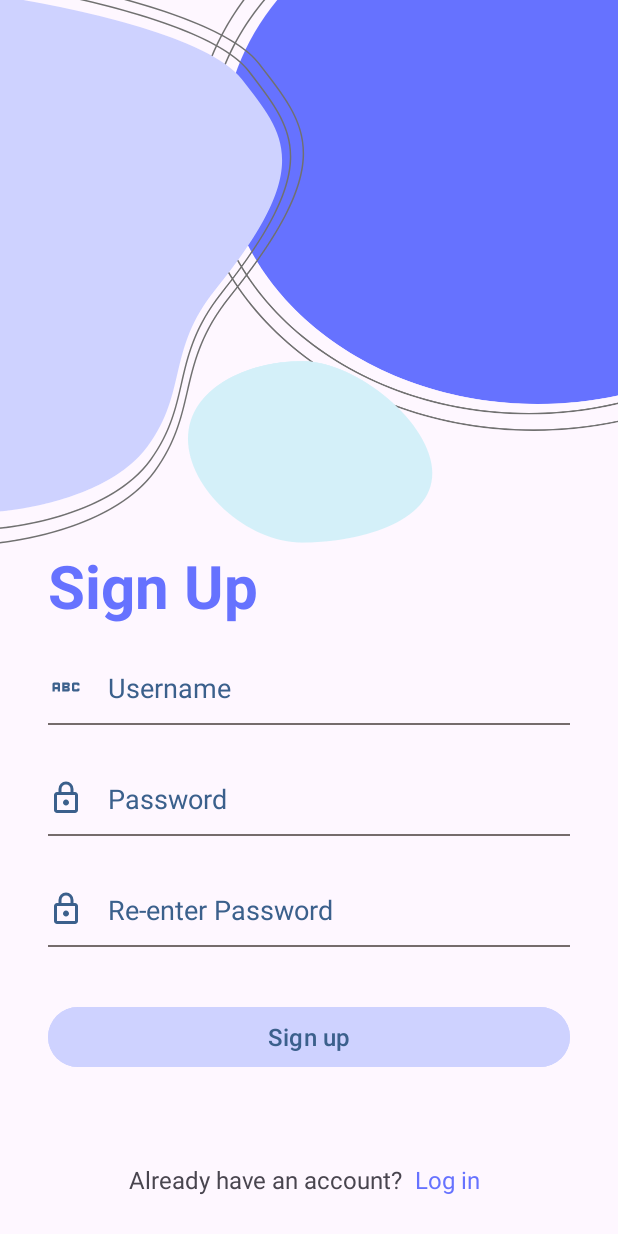
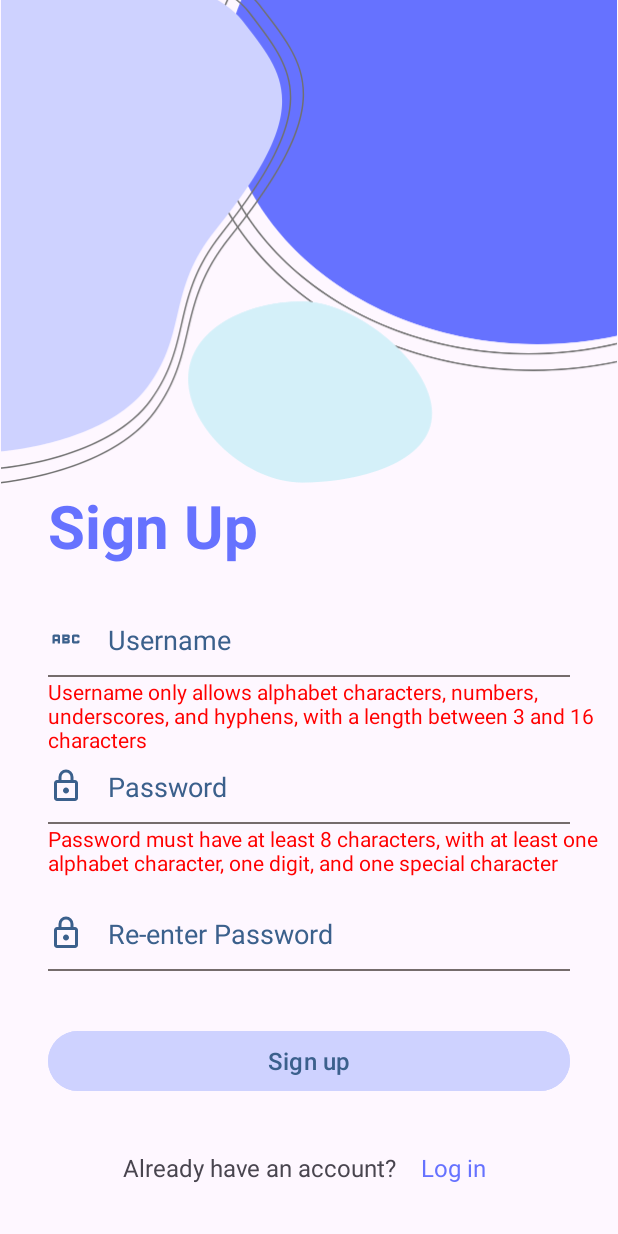
Before and after one commit to HyannII/StudyApp, an Android app: the SignUpActivity screen opened directly, with no data from a screen before it, after a tap on "Sign up", on a phone screen of 412 x 824 dp. Run offline under Robolectric (Android 15) with nearby library versions, the phone set to English and light mode, and no system bars.

Commit message:
all done

```diff
--- a/app/src/main/java/com/example/myapplication/Activities/LoginActivity.java
+++ b/app/src/main/java/com/example/myapplication/Activities/LoginActivity.java
@@ -58,5 +58,4 @@ public class LoginActivity extends AppCompatActivity {
             }
         });
     }
-
 }
--- a/app/src/main/java/com/example/myapplication/Activities/SignUpActivity.java
+++ b/app/src/main/java/com/example/myapplication/Activities/SignUpActivity.java
@@ -4,7 +4,11 @@ import androidx.appcompat.app.AppCompatActivity;
 
 import android.content.Intent;
 import android.os.Bundle;
+import android.text.Editable;
+import android.text.TextWatcher;
 import android.view.View;
+import android.widget.EditText;
+import android.widget.TextView;
 import android.widget.Toast;
 
 import com.example.myapplication.Database.DatabaseHelper;
@@ -23,6 +27,9 @@ public class SignUpActivity extends AppCompatActivity {
 
         databaseHelper = new DatabaseHelper(this);
 
+        TextView errorUsername = findViewById(R.id.errorUsername);
+        TextView errorPassword = findViewById(R.id.errorPassword);
+        TextView errorRetypePW = findViewById(R.id.errorRetypePW);
         binding.btnSignUp.setOnClickListener(new View.OnClickListener() {
             @Override
             public void onClick(View v) {
@@ -30,16 +37,23 @@ public class SignUpActivity extends AppCompatActivity {
                 String password = binding.txtPassword.getText().toString();
                 String confirmPassword = binding.txtConfirmPass.getText().toString();
 
-                if(username.equals("") || password.equals("")||confirmPassword.equals(""))
-                    Toast.makeText(SignUpActivity.this,"Missing username or password",Toast.LENGTH_SHORT).show();
-                else{
-                    binding.btnSignUp.setEnabled(true);
-                    if(password.equals(confirmPassword)){
-                        Boolean checkUsername = databaseHelper.checkUser(username);
+                Boolean checkUsername = databaseHelper.checkUser(username);
+                Boolean isValidUsername = username.matches("^[a-zA-Z0-9_-]{3,16}$");
+                Boolean isValidPassword = password.matches("^(?=.*[a-zA-Z])(?=.*\\d)(?=.*[@$!%*?&])[A-Za-z\\d@$!%*?&]{8,}$");
 
-                        if(!checkUsername){
+                if (!isValidUsername) errorUsername.setText("Username only allows alphabet characters, numbers, underscores, and hyphens, with a length between 3 and 16 characters");
+                else errorUsername.setText("");
+
+                if (!isValidPassword){
+                    errorPassword.setText("Password must have at least 8 characters, with at least one alphabet character, one digit, and one special character");
+                    binding.txtPassword.setText("");
+                }
+                else errorPassword.setText("");
+
+                if(password.equals(confirmPassword)){
+                    if(!checkUsername){
+                        if(isValidUsername && isValidPassword){
                             Boolean insert = databaseHelper.addUser(username,password,"","","","","",null);
-
                             if (insert){
                                 Toast.makeText(SignUpActivity.this,"Signup Sucessfully",Toast.LENGTH_SHORT).show();
                                 Intent intent = new Intent(getApplicationContext(),LoginActivity.class);
@@ -48,16 +62,17 @@ public class SignUpActivity extends AppCompatActivity {
                             }else{
                                 Toast.makeText(SignUpActivity.this,"Signup Failed",Toast.LENGTH_LONG).show();
                             }
-                        }else{
-                            Toast.makeText(SignUpActivity.this,"User already exists",Toast.LENGTH_LONG).show();
                         }
                     }else{
-                        Toast.makeText(SignUpActivity.this,"Password is not the same",Toast.LENGTH_LONG).show();
-                        binding.txtConfirmPass.setText("");
+                        errorUsername.setText("Username already exist");
                     }
+                }else{
+                    errorRetypePW.setText("Password is not the same");
+                    binding.txtConfirmPass.setText("");
                 }
             }
         });
+
         binding.txtSwitchToLogIn.setOnClickListener(new View.OnClickListener() {
             @Override
             public void onClick(View v) {
--- a/app/src/main/res/layout/activity_sign_up.xml
+++ b/app/src/main/res/layout/activity_sign_up.xml
@@ -5,14 +5,38 @@
     android:layout_width="match_parent"
     android:layout_height="match_parent"
     tools:context=".Activities.SignUpActivity">
+
+    <TextView
+        android:id="@+id/errorRetypePW"
+        android:layout_width="0dp"
+        android:layout_height="wrap_content"
+        android:text=""
+        android:textColor="#ff0000"
+        app:layout_constraintEnd_toEndOf="parent"
+        app:layout_constraintStart_toStartOf="@+id/txtConfirmPass"
+        app:layout_constraintTop_toBottomOf="@+id/txtConfirmPass" />
+
+    <TextView
+        android:id="@+id/errorPassword"
+        android:layout_width="0dp"
+        android:layout_height="wrap_content"
+        android:text=""
+        android:textColor="#ff0000"
+        app:layout_constraintEnd_toEndOf="parent"
+        app:layout_constraintStart_toStartOf="@+id/txtPassword"
+        app:layout_constraintTop_toBottomOf="@+id/txtPassword" />
+
     <ImageView
         android:id="@+id/imageView5"
         android:layout_width="wrap_content"
         android:layout_height="wrap_content"
+        android:layout_marginTop="-40dp"
         app:layout_constraintEnd_toEndOf="parent"
+        app:layout_constraintHorizontal_bias="0.0"
         app:layout_constraintStart_toStartOf="parent"
         app:layout_constraintTop_toTopOf="parent"
         app:srcCompat="@drawable/top_background2" />
+
     <TextView
         android:id="@+id/textView4"
         android:layout_width="wrap_content"
@@ -30,27 +54,27 @@
         android:layout_width="0dp"
         android:layout_height="50dp"
         android:layout_marginStart="32dp"
+        android:layout_marginTop="24dp"
         android:layout_marginEnd="32dp"
-        android:layout_marginTop="16dp"
         android:background="@drawable/edittext_background"
-        android:ems="10"
         android:drawableStart="@drawable/abc"
         android:drawablePadding="16dp"
+        android:ems="10"
         android:hint="Username"
+        android:inputType="textPersonName"
         android:textColorHint="#3B608C"
         android:textSize="18sp"
-        android:inputType="textPersonName"
         app:layout_constraintEnd_toEndOf="parent"
         app:layout_constraintHorizontal_bias="0.0"
         app:layout_constraintStart_toStartOf="parent"
-        app:layout_constraintTop_toBottomOf="@+id/textView4"  />
+        app:layout_constraintTop_toBottomOf="@+id/textView4" />
 
     <EditText
         android:id="@+id/txtPassword"
         android:layout_width="0dp"
         android:layout_height="50dp"
         android:layout_marginStart="32dp"
-        android:layout_marginTop="24dp"
+        android:layout_marginTop="48dp"
         android:layout_marginEnd="32dp"
         android:background="@drawable/edittext_background"
         android:drawableStart="@drawable/lock"
@@ -84,7 +108,7 @@
         android:layout_width="0dp"
         android:layout_height="50dp"
         android:layout_marginStart="32dp"
-        android:layout_marginTop="24dp"
+        android:layout_marginTop="48dp"
         android:layout_marginEnd="32dp"
         android:background="@drawable/edittext_background"
         android:drawableStart="@drawable/lock"
@@ -99,23 +123,9 @@
         app:layout_constraintTop_toBottomOf="@+id/txtPassword" />
 
     <TextView
-        android:id="@+id/txtSwitchToLogIn"
         android:layout_width="wrap_content"
         android:layout_height="wrap_content"
-        android:layout_marginTop="60dp"
-        android:text="Log in"
-        android:textColor="#6672ff"
-
-        android:textSize="16sp"
-        app:layout_constraintEnd_toEndOf="parent"
-        app:layout_constraintHorizontal_bias="0.726"
-        app:layout_constraintStart_toStartOf="@+id/btnSignUp"
-        app:layout_constraintTop_toBottomOf="@+id/btnSignUp" />
-
-    <TextView
-        android:layout_width="wrap_content"
-        android:layout_height="wrap_content"
-        android:layout_marginEnd="4dp"
+        android:layout_marginEnd="12dp"
         android:text="Already have an account? "
         android:textSize="16sp"
         app:layout_constraintBottom_toBottomOf="@+id/txtSwitchToLogIn"
@@ -124,4 +134,29 @@
         app:layout_constraintVertical_bias="0.0">
 
     </TextView>
+
+    <TextView
+        android:id="@+id/txtSwitchToLogIn"
+        android:layout_width="wrap_content"
+        android:layout_height="wrap_content"
+        android:layout_marginTop="36dp"
+        android:text="Log in"
+        android:textColor="#6672ff"
+
+        android:textSize="16sp"
+        app:layout_constraintEnd_toEndOf="parent"
+        app:layout_constraintHorizontal_bias="0.738"
+        app:layout_constraintStart_toStartOf="@+id/btnSignUp"
+        app:layout_constraintTop_toBottomOf="@+id/btnSignUp" />
+
+    <TextView
+        android:id="@+id/errorUsername"
+        android:layout_width="0dp"
+        android:layout_height="wrap_content"
+        android:text=""
+        android:textColor="#ff0000"
+        app:layout_constraintEnd_toEndOf="parent"
+        app:layout_constraintHorizontal_bias="0.0"
+        app:layout_constraintStart_toStartOf="@+id/txtUserName"
+        app:layout_constraintTop_toBottomOf="@+id/txtUserName" />
 </androidx.constraintlayout.widget.ConstraintLayout>
```
